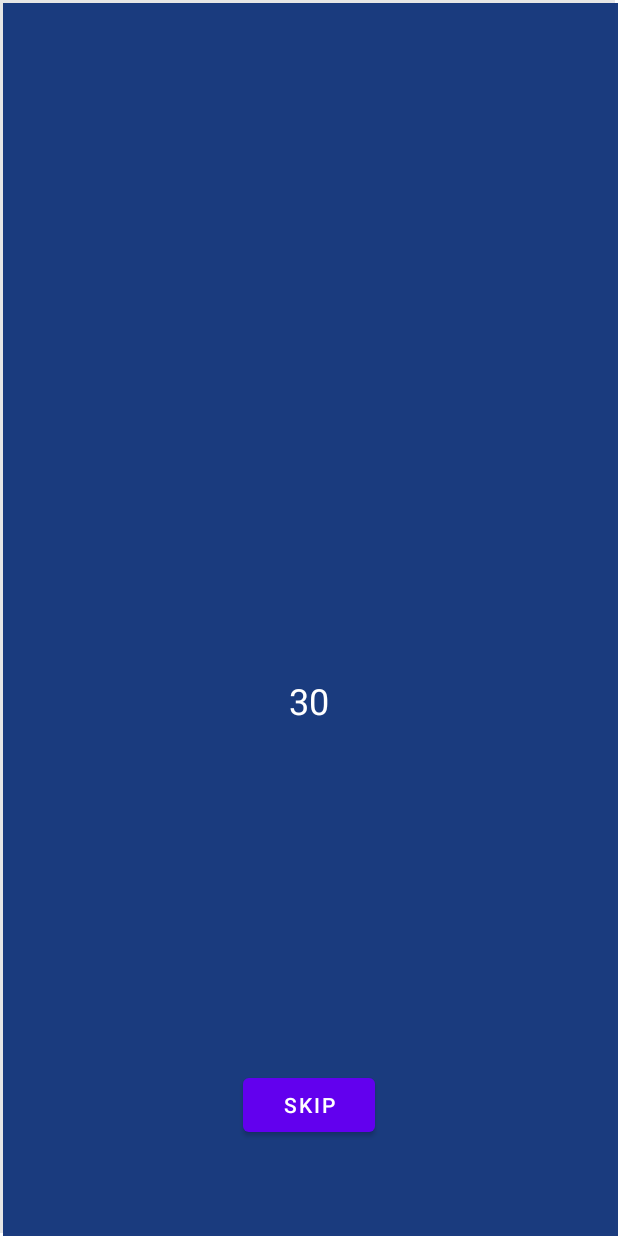
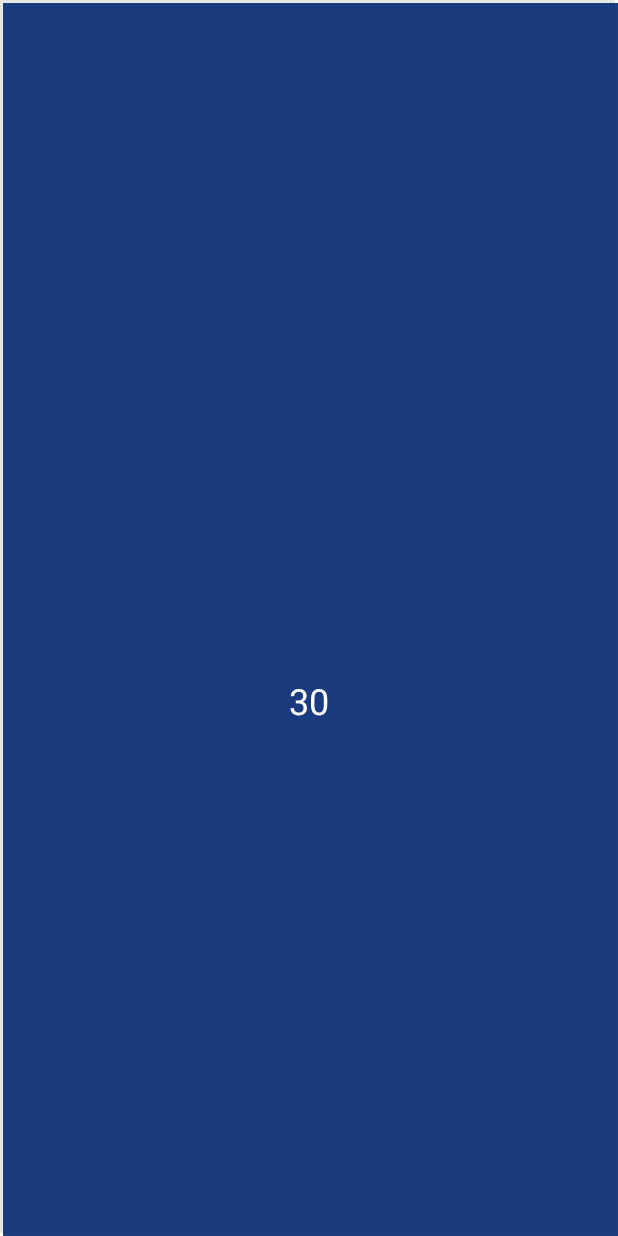
Before and after one commit to Mkayuni/LotoAndroid, an Android app: the layout landscape_text_display.xml on its own in the app's theme, with its tools: preview values and no code run, on a phone screen of 412 x 824 dp. Run offline under Robolectric (Android 15) with nearby library versions, the phone set to English and light mode, and no system bars.

Commit message:
Loto initial

```diff
--- a/app/src/main/AndroidManifest.xml
+++ b/app/src/main/AndroidManifest.xml
@@ -3,7 +3,11 @@
     xmlns:tools="http://schemas.android.com/tools"
     package="com.example.lotoandroid">
 
-    <!-- Add the permission to read external storage -->
+    <!-- Permission to read external storage -->
+
+    <uses-feature
+        android:name="android.hardware.sensor.accelerometer"
+        android:required="true" />
 
     <application
         android:allowBackup="true"
--- a/app/src/main/res/layout/landscape_text_display.xml
+++ b/app/src/main/res/layout/landscape_text_display.xml
@@ -28,13 +28,4 @@
         android:text="30"
         />
 
-    <Button
-        android:id="@+id/skipButton"
-        android:layout_width="wrap_content"
-        android:layout_height="wrap_content"
-        android:layout_below="@id/countdownTextView"
-        android:layout_centerHorizontal="true"
-        android:layout_marginTop="229dp"
-        android:text="Skip" />
-
 </RelativeLayout>
```
Also changed, not shown: app/src/main/java/com/example/lotoandroid/MainActivity.java (+33 -16 lines).
